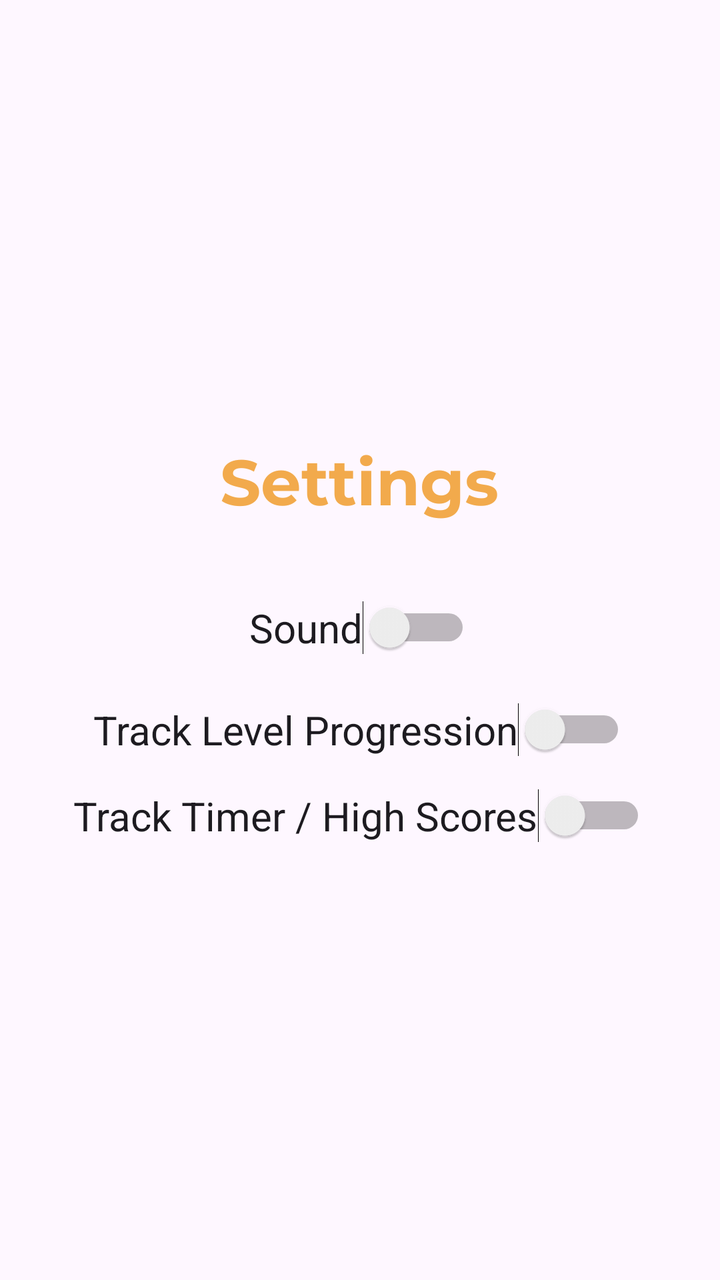
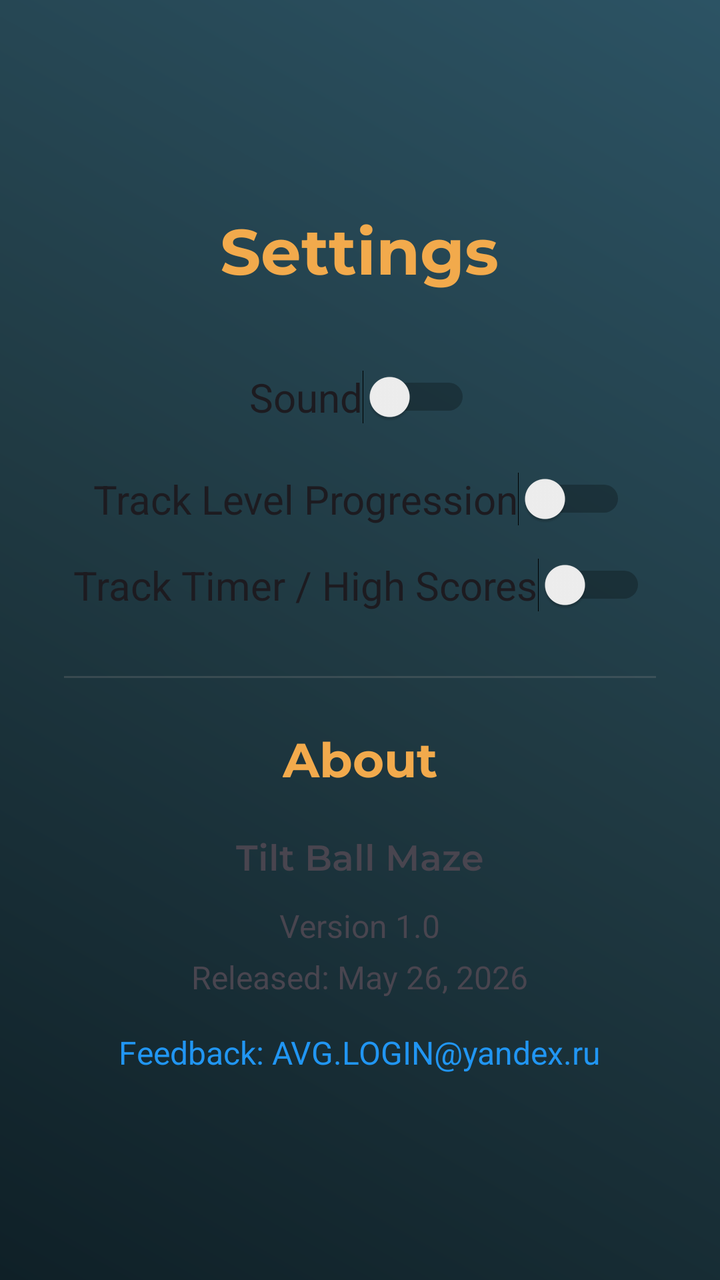

Two renders of the same Android screen: before a commit and after it. Below are the layout's source before the change and the commit's diff.
<!-- AndroidManifest.xml: application theme Theme.Tiltballmaze -->
<!-- res/layout/activity_settings.xml -->
<?xml version="1.0" encoding="utf-8"?>
<LinearLayout xmlns:android="http://schemas.android.com/apk/res/android"
    android:orientation="vertical"
    android:gravity="center"
    android:padding="32dp"
    android:layout_width="match_parent"
    android:layout_height="match_parent">

    <TextView
        android:text="Settings"
        android:textSize="32sp"
        android:textColor="@color/menu_title"
        android:layout_marginBottom="32dp"
        android:fontFamily="@font/montserrat_bold"
        android:layout_width="wrap_content"
        android:layout_height="wrap_content"/>

    <Switch
        android:id="@+id/switchSound"
        android:text="Sound"
        android:textSize="20sp"
        android:layout_width="wrap_content"
        android:layout_height="wrap_content"/>

    <Switch
        android:id="@+id/switchProgression"
        android:text="Track Level Progression"
        android:textSize="20sp"
        android:layout_width="wrap_content"
        android:layout_height="wrap_content"
        android:layout_marginTop="24dp"/>

    <Switch
        android:id="@+id/switchTimer"
        android:text="Track Timer / High Scores"
        android:textSize="20sp"
        android:layout_width="wrap_content"
        android:layout_height="wrap_content"
        android:layout_marginTop="16dp"/>
</LinearLayout>
<!-- resources referenced by this layout -->
<resources>
  <color name="menu_title">#F2AA4C</color>
  <style name="Theme.Tiltballmaze" parent="Theme.Material3.DayNight.NoActionBar" />
</resources>

<!-- the commit's change to res/layout/activity_settings.xml (unified diff, before → after) -->
@@ -2,6 +2,7 @@
 <LinearLayout xmlns:android="http://schemas.android.com/apk/res/android"
     android:orientation="vertical"
     android:gravity="center"
+    android:background="@drawable/menu_background"
     android:padding="32dp"
     android:layout_width="match_parent"
     android:layout_height="match_parent">
@@ -37,4 +38,55 @@
         android:layout_width="wrap_content"
         android:layout_height="wrap_content"
         android:layout_marginTop="16dp"/>
+
+    <View
+        android:layout_width="match_parent"
+        android:layout_height="1dp"
+        android:background="#44888888"
+        android:layout_marginTop="32dp"
+        android:layout_marginBottom="24dp"/>
+
+    <TextView
+        android:text="About"
+        android:textSize="24sp"
+        android:textColor="@color/menu_title"
+        android:layout_marginBottom="16dp"
+        android:fontFamily="@font/montserrat_bold"
+        android:layout_width="wrap_content"
+        android:layout_height="wrap_content"/>
+
+    <TextView
+        android:id="@+id/tvAppName"
+        android:text="Tilt Ball Maze"
+        android:textSize="18sp"
+        android:layout_width="wrap_content"
+        android:layout_height="wrap_content"
+        android:fontFamily="@font/montserrat_semibold"/>
+
+    <TextView
+        android:id="@+id/tvVersion"
+        android:text="Version 1.0"
+        android:textSize="16sp"
+        android:layout_marginTop="8dp"
+        android:layout_width="wrap_content"
+        android:layout_height="wrap_content"/>
+
+    <TextView
+        android:id="@+id/tvReleaseDate"
+        android:text="Released: May 26, 2026"
+        android:textSize="16sp"
+        android:layout_marginTop="4dp"
+        android:layout_width="wrap_content"
+        android:layout_height="wrap_content"/>
+
+    <TextView
+        android:id="@+id/tvEmail"
+        android:text="Feedback: AVG.LOGIN@yandex.ru"
+        android:textSize="16sp"
+        android:layout_marginTop="16dp"
+        android:textColor="@color/btn_level"
+        android:clickable="true"
+        android:focusable="true"
+        android:layout_width="wrap_content"
+        android:layout_height="wrap_content"/>
 </LinearLayout>
<!-- resource entries referenced after the edit -->
@@ -1,6 +1,16 @@
 <!-- resources referenced by this layout -->
 <resources>
+  <color name="btn_level">#2196F3</color>
   <color name="menu_title">#F2AA4C</color>
+  <!-- drawable menu_background (drawable) -->
+  <shape xmlns:android="http://schemas.android.com/apk/res/android">
+      <gradient
+          android:type="linear"
+          android:startColor="#0F2027"
+          android:centerColor="#203A43"
+          android:endColor="#2C5364"
+          android:angle="45"/>
+  </shape>
   <style name="Theme.Tiltballmaze" parent="Theme.Material3.DayNight.NoActionBar" />
 </resources>
 
